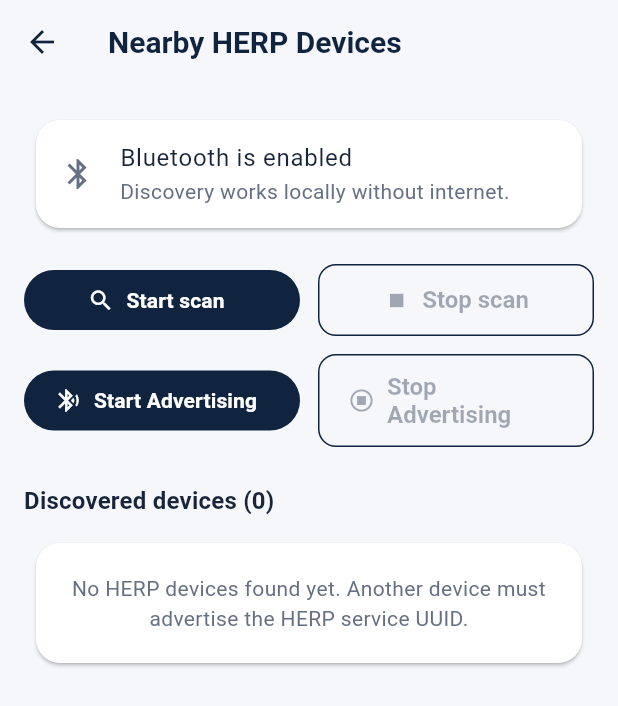
After one commit to MustafaNazir11/EDI-Mobile-App, a Flutter app: the NearbyDevicesScreen screen opened directly, after a tap on "Start scan", on a phone screen of 412 x 824 dp. The commit adds this screen. Shown: the top 706 px of the screen. Run offline on Flutter 3.47's test engine with Material 3 defaults, Android fonts, the phone set to English and light mode, and no system bars; our stand-ins replace flutter_blue_plus, permission_handler; missing offline and left inert: flutter_ble_peripheral.

Commit message:
Implement BLE advertising and scanning features with Nearby Devices screen

```diff
--- /dev/null
+++ b/herp_mobile/lib/core/ble/ble_advertise_service.dart
@@ -0,0 +1,42 @@
+import 'package:flutter_ble_peripheral/flutter_ble_peripheral.dart';
+
+import 'ble_constants.dart';
+
+class BleAdvertiseService {
+  final FlutterBlePeripheral _peripheral = FlutterBlePeripheral();
+
+  Future<String> startAdvertising() async {
+    final supported = await _peripheral.isSupported;
+
+    if (!supported) {
+      return 'BLE advertising is not supported on this device.';
+    }
+
+    var permissionState = await _peripheral.hasPermission();
+
+    if (permissionState != PeripheralBluetoothState.granted &&
+        permissionState != PeripheralBluetoothState.ready) {
+      permissionState = await _peripheral.requestPermission();
+    }
+
+    if (permissionState != PeripheralBluetoothState.granted &&
+        permissionState != PeripheralBluetoothState.ready) {
+      return 'Bluetooth permission or adapter is not ready: '
+          '$permissionState';
+    }
+
+    final state = await _peripheral.start(
+      advertiseData: AdvertiseDataCore(
+        serviceUuid: BleConstants.herpServiceUuid,
+      ),
+    );
+
+    return 'Advertising result: $state';
+  }
+
+  Future<void> stopAdvertising() async {
+    await _peripheral.stop();
+  }
+
+  Future<bool> get isAdvertising async => await _peripheral.isAdvertising;
+}
--- /dev/null
+++ b/herp_mobile/lib/core/ble/ble_constants.dart
@@ -0,0 +1,7 @@
+class BleConstants {
+  BleConstants._();
+
+  // Development UUID for identifying HERP BLE services.
+  // The advertising device must use this same UUID.
+  static const String herpServiceUuid = '7d2f3a10-6b84-4c91-a2e7-5f0d8b3c1001';
+}
--- /dev/null
+++ b/herp_mobile/lib/core/ble/ble_scan_service.dart
@@ -0,0 +1,56 @@
+import 'dart:io';
+
+import 'package:flutter_blue_plus/flutter_blue_plus.dart';
+import 'package:permission_handler/permission_handler.dart';
+
+import 'ble_constants.dart';
+
+class BleScanService {
+  Stream<List<ScanResult>> get scanResults => FlutterBluePlus.onScanResults;
+
+  Stream<bool> get isScanning => FlutterBluePlus.isScanning;
+
+  Stream<BluetoothAdapterState> get adapterState =>
+      FlutterBluePlus.adapterState;
+
+  Future<bool> requestPermissions() async {
+    if (!Platform.isAndroid) {
+      return true;
+    }
+
+    final permissions = await [
+      Permission.bluetoothScan,
+      Permission.bluetoothConnect,
+    ].request();
+
+    return permissions.values.every((permission) => permission.isGranted);
+  }
+
+  Future<void> startScan() async {
+    final hasPermission = await requestPermissions();
+
+    if (!hasPermission) {
+      throw Exception(
+        'Bluetooth permissions were denied. '
+        'Please grant them in Android Settings.',
+      );
+    }
+
+    final state = await FlutterBluePlus.adapterState.firstWhere(
+      (state) => state != BluetoothAdapterState.unknown,
+    );
+
+    if (state != BluetoothAdapterState.on) {
+      throw Exception('Bluetooth is turned off. Please enable Bluetooth.');
+    }
+
+    await FlutterBluePlus.startScan(
+      withServices: [Guid(BleConstants.herpServiceUuid)],
+      timeout: const Duration(seconds: 15),
+    );
+  }
+
+  Future<void> stopScan() async {
+    await FlutterBluePlus.stopScan();
+  }
+}
--- /dev/null
+++ b/herp_mobile/lib/features/ble/screens/nearby_devices_screen.dart
@@ -0,0 +1,262 @@
+import 'dart:async';
+
+import 'package:flutter/material.dart';
+import 'package:flutter_blue_plus/flutter_blue_plus.dart';
+
+import '../../../core/ble/ble_advertise_service.dart';
+import '../../../core/ble/ble_scan_service.dart';
+
+class NearbyDevicesScreen extends StatefulWidget {
+  const NearbyDevicesScreen({super.key});
+
+  @override
+  State<NearbyDevicesScreen> createState() => _NearbyDevicesScreenState();
+}
+
+class _NearbyDevicesScreenState extends State<NearbyDevicesScreen> {
+  final BleScanService _bleService = BleScanService();
+  final BleAdvertiseService _advertiseService = BleAdvertiseService();
+
+  bool _isAdvertising = false;
+  String? _advertiseMessage;
+  bool _isAdvertisingBusy = false;
+  StreamSubscription<List<ScanResult>>? _resultsSubscription;
+  StreamSubscription<bool>? _scanningSubscription;
+  StreamSubscription<BluetoothAdapterState>? _adapterSubscription;
+
+  final Map<String, ScanResult> _devices = {};
+
+  bool _isScanning = false;
+  bool _isLoading = false;
+  String? _error;
+  BluetoothAdapterState _adapterState = BluetoothAdapterState.unknown;
+
+  @override
+  void initState() {
+    super.initState();
+
+    _resultsSubscription = _bleService.scanResults.listen((results) {
+      if (!mounted) return;
+
+      setState(() {
+        for (final result in results) {
+          _devices[result.device.remoteId.str] = result;
+        }
+      });
+    });
+
+    _scanningSubscription = _bleService.isScanning.listen((scanning) {
+      if (!mounted) return;
+      setState(() => _isScanning = scanning);
+    });
+
+    _adapterSubscription = _bleService.adapterState.listen((state) {
+      if (!mounted) return;
+      setState(() => _adapterState = state);
+    });
+  }
+
+  Future<void> _startAdvertising() async {
+    setState(() {
+      _isAdvertisingBusy = true;
+      _advertiseMessage = null;
+    });
+
+    try {
+      final message = await _advertiseService.startAdvertising();
+      final advertising = await _advertiseService.isAdvertising;
+
+      if (!mounted) return;
+
+      setState(() {
+        _isAdvertising = advertising;
+        _advertiseMessage = message;
+      });
+    } catch (error) {
+      if (!mounted) return;
+
+      setState(() {
+        _advertiseMessage = 'Advertising failed: $error';
+      });
+    } finally {
+      if (mounted) {
+        setState(() => _isAdvertisingBusy = false);
+      }
+    }
+  }
+
+  Future<void> _stopAdvertising() async {
+    try {
+      await _advertiseService.stopAdvertising();
+
+      if (!mounted) return;
+
+      setState(() {
+        _isAdvertising = false;
+        _advertiseMessage = 'HERP advertising stopped.';
+      });
+    } catch (error) {
+      if (!mounted) return;
+
+      setState(() {
+        _advertiseMessage = 'Could not stop advertising: $error';
+      });
+    }
+  }
+
+  Future<void> _startScan() async {
+    setState(() {
+      _error = null;
+      _devices.clear();
+      _isLoading = true;
+    });
+
+    try {
+      await _bleService.startScan();
+    } catch (error) {
+      if (mounted) {
+        setState(() => _error = error.toString());
+      }
+    } finally {
+      if (mounted) {
+        setState(() => _isLoading = false);
+      }
+    }
+  }
+
+  Future<void> _stopScan() async {
+    try {
+      await _bleService.stopScan();
+    } catch (error) {
+      if (mounted) {
+        setState(() => _error = error.toString());
+      }
+    }
+  }
+
+  @override
+  void dispose() {
+    _resultsSubscription?.cancel();
+    _scanningSubscription?.cancel();
+    _adapterSubscription?.cancel();
+    _bleService.stopScan();
+    _advertiseService.stopAdvertising();
+    super.dispose();
+  }
+
+  @override
+  Widget build(BuildContext context) {
+    final bluetoothOn = _adapterState == BluetoothAdapterState.on;
+
+    return Scaffold(
+      appBar: AppBar(title: const Text('Nearby HERP Devices')),
+      body: ListView(
+        padding: const EdgeInsets.all(16),
+        children: [
+          Card(
+            child: ListTile(
+              leading: Icon(
+                bluetoothOn ? Icons.bluetooth : Icons.bluetooth_disabled,
+              ),
+              title: Text(
+                bluetoothOn ? 'Bluetooth is enabled' : 'Bluetooth is not ready',
+              ),
+              subtitle: const Text('Discovery works locally without internet.'),
+            ),
+          ),
+          const SizedBox(height: 16),
+          Row(
+            children: [
+              Expanded(
+                child: FilledButton.icon(
+                  onPressed: _isLoading || _isScanning ? null : _startScan,
+                  icon: const Icon(Icons.search),
+                  label: const Text('Start scan'),
+                ),
+              ),
+              const SizedBox(width: 12),
+              Expanded(
+                child: OutlinedButton.icon(
+                  onPressed: _isScanning ? _stopScan : null,
+                  icon: const Icon(Icons.stop),
+                  label: const Text('Stop scan'),
+                ),
+              ),
+            ],
+          ),
+          const SizedBox(height: 12),
+
+          Row(
+            children: [
+              Expanded(
+                child: FilledButton.icon(
+                  onPressed: _isAdvertisingBusy || _isAdvertising
+                      ? null
+                      : _startAdvertising,
+                  icon: const Icon(Icons.bluetooth_searching),
+                  label: const Text('Start Advertising'),
+                ),
+              ),
+              const SizedBox(width: 12),
+              Expanded(
+                child: OutlinedButton.icon(
+                  onPressed: _isAdvertising ? _stopAdvertising : null,
+                  icon: const Icon(Icons.stop_circle_outlined),
+                  label: const Text('Stop Advertising'),
+                ),
+              ),
+            ],
+          ),
+
+          if (_advertiseMessage != null) ...[
+            const SizedBox(height: 8),
+            Text(_advertiseMessage!),
+          ],
+          if (_isLoading || _isScanning) ...[
+            const SizedBox(height: 16),
+            const LinearProgressIndicator(),
+            const SizedBox(height: 8),
+            const Text('Searching for HERP devices...'),
+          ],
+          if (_error != null) ...[
+            const SizedBox(height: 16),
+            Text(
+              _error!,
+              style: TextStyle(color: Theme.of(context).colorScheme.error),
+            ),
+          ],
+          const SizedBox(height: 24),
+          Text(
+            'Discovered devices (${_devices.length})',
+            style: Theme.of(context).textTheme.titleMedium,
+          ),
+          const SizedBox(height: 8),
+          if (_devices.isEmpty && !_isScanning && !_isLoading)
+            const Card(
+              child: Padding(
+                padding: EdgeInsets.all(20),
+                child: Text(
+                  'No HERP devices found yet. '
+                  'Another device must advertise the HERP service UUID.',
+                  textAlign: TextAlign.center,
+                ),
+              ),
+            ),
+          ..._devices.values.map((result) {
+            final name = result.advertisementData.advName;
+            final displayName = name.isNotEmpty ? name : 'Unknown BLE device';
+
+            return Card(
+              child: ListTile(
+                leading: const Icon(Icons.smartphone),
+                title: Text(displayName),
+                subtitle: Text('ID: ${result.device.remoteId.str}'),
+                trailing: Text('${result.rssi} dBm'),
+              ),
+            );
+          }),
+        ],
+      ),
+    );
+  }
+}
--- a/herp_mobile/lib/features/home/screens/home_screen.dart
+++ b/herp_mobile/lib/features/home/screens/home_screen.dart
@@ -1,5 +1,6 @@
 import 'package:flutter/material.dart';
 
+import '../../ble/screens/nearby_devices_screen.dart';
 import '../../../core/theme/app_colors.dart';
 import '../../incidents/screens/report_incident_screen.dart';
 
@@ -65,6 +66,18 @@ class _HomeScreenState extends State<HomeScreen> {
                                     const ReportIncidentScreen(),
                               ),
                             ),
+                          ),
+                          const SizedBox(height: 16),
+                          OutlinedButton.icon(
+                            onPressed: () {
+                              Navigator.of(context).push(
+                                MaterialPageRoute<void>(
+                                  builder: (_) => const NearbyDevicesScreen(),
+                                ),
+                              );
+                            },
+                            icon: const Icon(Icons.bluetooth_searching),
+                            label: const Text('Nearby HERP Devices'),
                           ),
                           const SizedBox(height: 28),
                           _SectionHeading(
--- a/herp_mobile/pubspec.yaml
+++ b/herp_mobile/pubspec.yaml
@@ -34,6 +34,9 @@ dependencies:
   # The following adds the Cupertino Icons font to your application.
   # Use with the CupertinoIcons class for iOS style icons.
   cupertino_icons: ^1.0.8
+  flutter_blue_plus: ^2.3.14
+  permission_handler: ^13.0.2
+  flutter_ble_peripheral: ^3.1.0
 
 dev_dependencies:
   flutter_test:
```
Also changed, not shown: herp_mobile/pubspec.lock, 5 other files.
